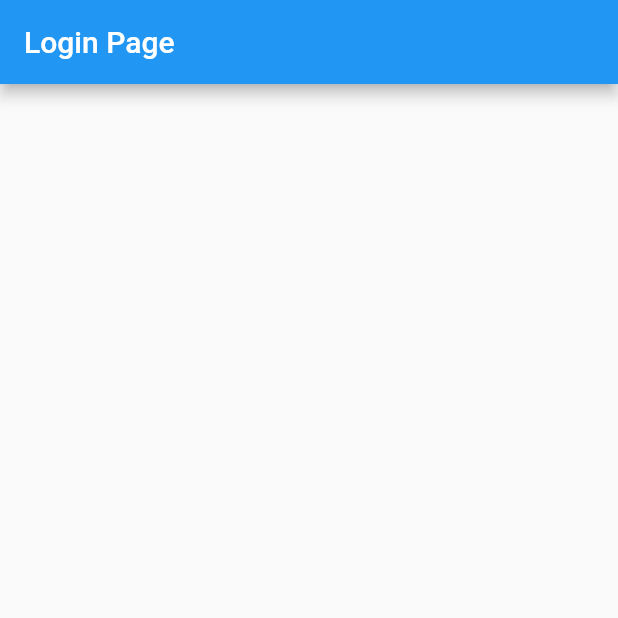
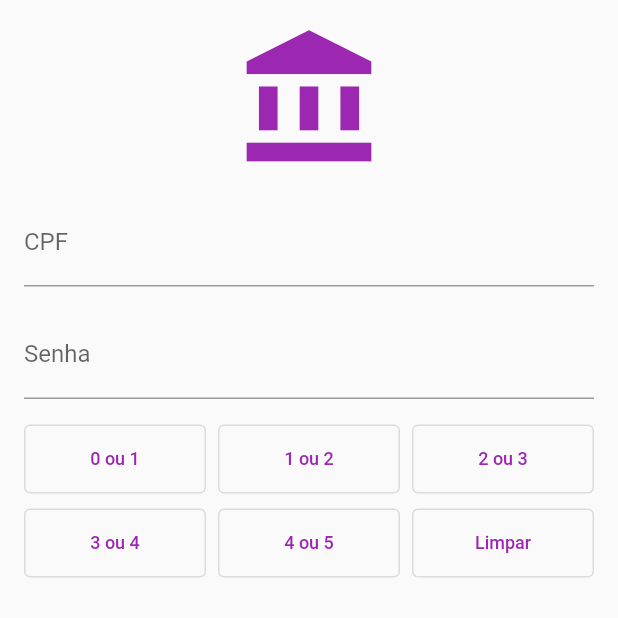
Before and after one commit to EmanoelV/login_bank_flow, a Flutter app: the screen it shows after launch, on a phone screen of 412 x 824 dp, the top half of it. Run offline on Flutter 3.47's test engine with Material 2 defaults, Android fonts, the phone set to English and light mode, and no system bars; our stand-ins replace dio, get.

Commit message:
update login layout

```diff
--- a/lib/app/app.dart
+++ b/lib/app/app.dart
@@ -9,7 +9,7 @@ class App extends StatelessWidget {
   Widget build(BuildContext context) {
     return GetMaterialApp(
       theme: ThemeData(
-        primarySwatch: Colors.blue,
+        primarySwatch: Colors.purple,
       ),
       home: LoginPage(),
     );
--- a/lib/app/modules/login/login_page.dart
+++ b/lib/app/modules/login/login_page.dart
@@ -1,14 +1,42 @@
 import 'package:flutter/material.dart';
 
+import 'package:login_bank_flow/app/widgets/widgets.dart';
+import 'package:login_bank_flow/app/data/models/models.dart';
+
+import 'widgets/widgets.dart';
+
 class LoginPage extends StatelessWidget {
-  const LoginPage({Key? key}) : super(key: key);
+  LoginPage({Key? key}) : super(key: key);
+
+  final List<KeyModel> _defaultKeys = List.generate(5,
+      (index) => KeyModel(key: 'default', values: ['$index', '${index + 1}']));
 
   @override
   Widget build(BuildContext context) {
     return Scaffold(
-        appBar: AppBar(
-          title: Text('Login Page'),
+        body: SafeArea(
+      child: Padding(
+        padding: const EdgeInsets.all(16.0),
+        child: Column(
+          children: [
+            Icon(
+              Icons.account_balance,
+              size: 100,
+              color: Theme.of(context).primaryColor,
+            ),
+            SizedBox(height: 16),
+            Input(
+              labelText: "CPF",
+            ),
+            SizedBox(height: 16),
+            Input(
+              labelText: "Senha",
+            ),
+            SizedBox(height: 16),
+            KeyboardKeys(keys: _defaultKeys)
+          ],
         ),
-        body: Container());
+      ),
+    ));
   }
 }
--- /dev/null
+++ b/lib/app/modules/login/widgets/key_button.dart
@@ -0,0 +1,15 @@
+import 'package:flutter/material.dart';
+
+class KeyButton extends OutlinedButton {
+  static ButtonStyle _buttonStyle() => ButtonStyle();
+  static TextStyle _textStyle() => TextStyle(fontSize: 12);
+
+  KeyButton({required String text, required Function() onPressed})
+      : super(
+            child: Padding(
+              padding: const EdgeInsets.symmetric(horizontal: 0, vertical: 16),
+              child: Text(text, style: _textStyle()),
+            ),
+            onPressed: onPressed,
+            style: _buttonStyle());
+}
--- /dev/null
+++ b/lib/app/modules/login/widgets/keyboard_keys.dart
@@ -0,0 +1,53 @@
+import 'package:flutter/material.dart';
+import 'package:login_bank_flow/app/data/models/models.dart';
+import 'package:login_bank_flow/app/modules/login/widgets/key_button.dart';
+
+class KeyboardKeys extends StatelessWidget {
+  final List<KeyModel> keys;
+  KeyboardKeys({Key? key, required this.keys}) : super(key: key);
+
+  Function() onPressed(String key) {
+    if (key == 'default') return () {};
+    return () {
+      print(key);
+    };
+  }
+
+  String _buttonText(int index) =>
+      '${keys[index].values[0]} ou ${keys[index].values[1]}';
+
+  @override
+  Widget build(BuildContext context) {
+    return Column(
+      children: [
+        Row(children: [
+          Expanded(
+              child: KeyButton(
+                  text: _buttonText(0), onPressed: onPressed(keys[0].key))),
+          SizedBox(width: 8),
+          Expanded(
+              child: KeyButton(
+                  text: _buttonText(1), onPressed: onPressed(keys[1].key))),
+          SizedBox(width: 8),
+          Expanded(
+              child: KeyButton(
+                  text: _buttonText(2), onPressed: onPressed(keys[2].key))),
+        ]),
+        SizedBox(
+          height: 8,
+        ),
+        Row(children: [
+          Expanded(
+              child: KeyButton(
+                  text: _buttonText(3), onPressed: onPressed(keys[3].key))),
+          SizedBox(width: 8),
+          Expanded(
+              child: KeyButton(
+                  text: _buttonText(4), onPressed: onPressed(keys[4].key))),
+          SizedBox(width: 8),
+          Expanded(child: KeyButton(text: 'Limpar', onPressed: () {})),
+        ]),
+      ],
+    );
+  }
+}
--- /dev/null
+++ b/lib/app/modules/login/widgets/widgets.dart
@@ -0,0 +1 @@
+export 'keyboard_keys.dart';
--- /dev/null
+++ b/lib/app/widgets/input.dart
@@ -0,0 +1,16 @@
+import 'package:flutter/material.dart';
+import 'package:flutter/services.dart';
+
+class Input extends TextFormField {
+  static InputDecoration _decoration({String? labelText, String? hintText}) =>
+      InputDecoration(labelText: labelText, hintText: hintText);
+
+  Input(
+      {Function(String?)? onSaved,
+      List<TextInputFormatter>? inputFormatters,
+      String? labelText})
+      : super(
+            onSaved: onSaved,
+            inputFormatters: inputFormatters,
+            decoration: _decoration(labelText: labelText));
+}
--- /dev/null
+++ b/lib/app/widgets/widgets.dart
@@ -0,0 +1 @@
+export 'input.dart';
```
